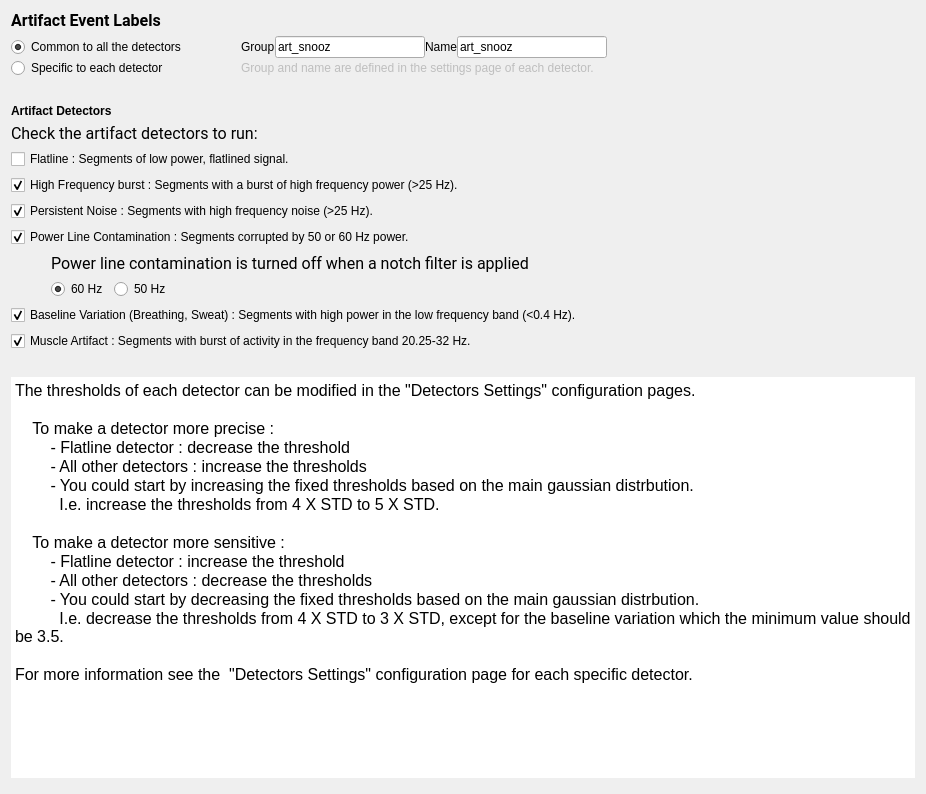
Qt form tools/CEAMSTools/DetectArtifacts/DetectorsStep/Ui_DetectorsStep.ui (SnoozToolbox/snooz-package-ceams) before a commit.
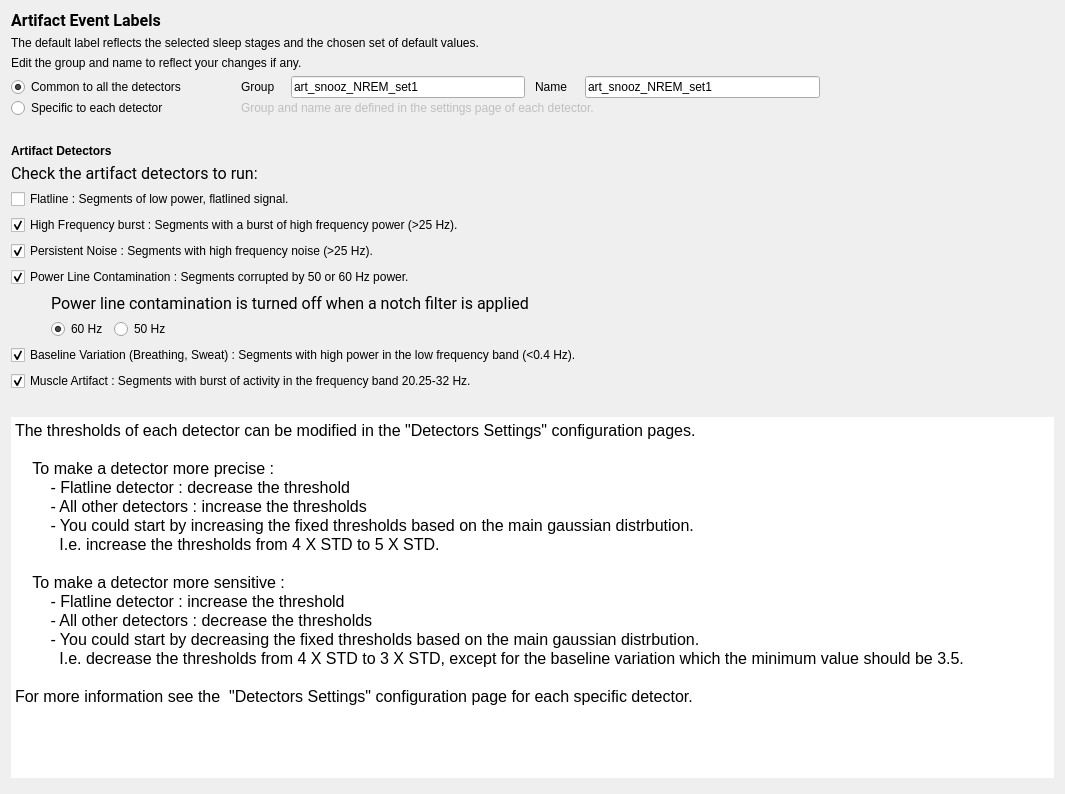
The same form after that commit.

Commit message: Adapt the group and name based on user selection.

Patch:
```diff
--- a/tools/CEAMSTools/DetectArtifacts/DetectorsStep/Ui_DetectorsStep.ui
+++ b/tools/CEAMSTools/DetectArtifacts/DetectorsStep/Ui_DetectorsStep.ui
@@ -6,7 +6,7 @@
    <rect>
     <x>0</x>
     <y>0</y>
-    <width>926</width>
+    <width>1065</width>
     <height>794</height>
    </rect>
   </property>
@@ -32,6 +32,20 @@
      </property>
     </widget>
    </item>
+   <item>
+    <widget class="QLabel" name="label_7">
+     <property name="text">
+      <string>The default label reflects the selected sleep stages and the chosen set of default values.</string>
+     </property>
+    </widget>
+   </item>
+   <item>
+    <widget class="QLabel" name="label_8">
+     <property name="text">
+      <string>Edit the group and name to reflect your changes if any.</string>
+     </property>
+    </widget>
+   </item>
    <item>
     <layout class="QVBoxLayout" name="verticalLayout_3">
      <property name="spacing">
@@ -66,6 +80,12 @@
        </item>
        <item>
         <widget class="QLabel" name="label_4">
+         <property name="minimumSize">
+          <size>
+           <width>50</width>
+           <height>0</height>
+          </size>
+         </property>
          <property name="text">
           <string>Group</string>
          </property>
@@ -81,7 +101,7 @@
          </property>
          <property name="maximumSize">
           <size>
-           <width>150</width>
+           <width>250</width>
            <height>16777215</height>
           </size>
          </property>
@@ -89,15 +109,37 @@
           <string>Write the common artifact event name to use for all the detectors.</string>
          </property>
          <property name="text">
-          <string>art_snooz</string>
+          <string>art_snooz_NREM_set1</string>
          </property>
          <property name="alignment">
           <set>Qt::AlignmentFlag::AlignLeading|Qt::AlignmentFlag::AlignLeft|Qt::AlignmentFlag::AlignVCenter</set>
          </property>
         </widget>
        </item>
+       <item>
+        <spacer name="horizontalSpacer">
+         <property name="orientation">
+          <enum>Qt::Orientation::Horizontal</enum>
+         </property>
+         <property name="sizeType">
+          <enum>QSizePolicy::Policy::Fixed</enum>
+         </property>
+         <property name="sizeHint" stdset="0">
+          <size>
+           <width>10</width>
+           <height>20</height>
+          </size>
+         </property>
+        </spacer>
+       </item>
        <item>
         <widget class="QLabel" name="label_5">
+         <property name="minimumSize">
+          <size>
+           <width>50</width>
+           <height>0</height>
+          </size>
+         </property>
          <property name="text">
           <string>Name</string>
          </property>
@@ -113,12 +155,12 @@
          </property>
          <property name="maximumSize">
           <size>
-           <width>150</width>
+           <width>250</width>
            <height>16777215</height>
           </size>
          </property>
          <property name="text">
-          <string>art_snooz</string>
+          <string>art_snooz_NREM_set1</string>
          </property>
         </widget>
        </item>
```
Left out of the diff: 2 changed lines with no effect on the pictures. The commit also changes 6 other files.
